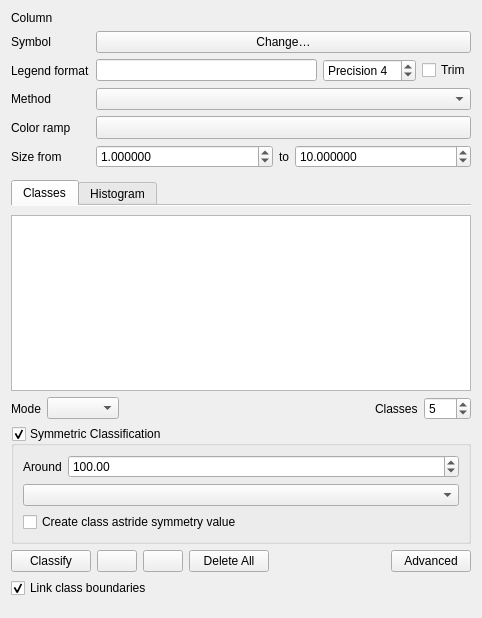
Old version of the form src/ui/qgsgraduatedsymbolrendererwidget.ui in the repository qgis/QGIS.
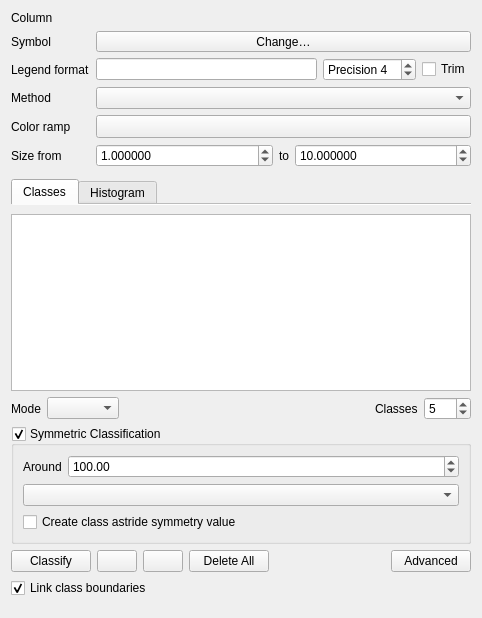
New version of the form. Icons and pictures are not drawn. Custom widgets are drawn as their Qt base class.

Commit message:
Use real symbol buttons in categorized and graduated renderer widgets, instead of fake ones
Gives these buttons the full power of the usual QgsSymbolButton,
including copy/paste symbols, color/opacity changes, etc. Plus,
some nice additional interface consistency!

```diff
--- a/src/ui/qgsgraduatedsymbolrendererwidget.ui
+++ b/src/ui/qgsgraduatedsymbolrendererwidget.ui
@@ -47,19 +47,6 @@
      </property>
     </widget>
    </item>
-   <item row="1" column="1">
-    <widget class="QPushButton" name="btnChangeGraduatedSymbol">
-     <property name="sizePolicy">
-      <sizepolicy hsizetype="Minimum" vsizetype="Fixed">
-       <horstretch>1</horstretch>
-       <verstretch>0</verstretch>
-      </sizepolicy>
-     </property>
-     <property name="text">
-      <string>Change…</string>
-     </property>
-    </widget>
-   </item>
    <item row="2" column="0">
     <widget class="QLabel" name="label">
      <property name="text">
@@ -498,6 +485,19 @@
      </widget>
     </widget>
    </item>
+   <item row="1" column="1">
+    <widget class="QgsSymbolButton" name="btnChangeGraduatedSymbol">
+     <property name="sizePolicy">
+      <sizepolicy hsizetype="Minimum" vsizetype="Fixed">
+       <horstretch>1</horstretch>
+       <verstretch>0</verstretch>
+      </sizepolicy>
+     </property>
+     <property name="text">
+      <string>Change…</string>
+     </property>
+    </widget>
+   </item>
   </layout>
  </widget>
  <customwidgets>
@@ -524,6 +524,11 @@
    <header>qgscolorrampbutton.h</header>
    <container>1</container>
   </customwidget>
+  <customwidget>
+   <class>QgsSymbolButton</class>
+   <extends>QToolButton</extends>
+   <header>qgssymbolbutton.h</header>
+  </customwidget>
   <customwidget>
    <class>QgsGraduatedHistogramWidget</class>
    <extends>QWidget</extends>
```
The commit also changes 7 other files.
